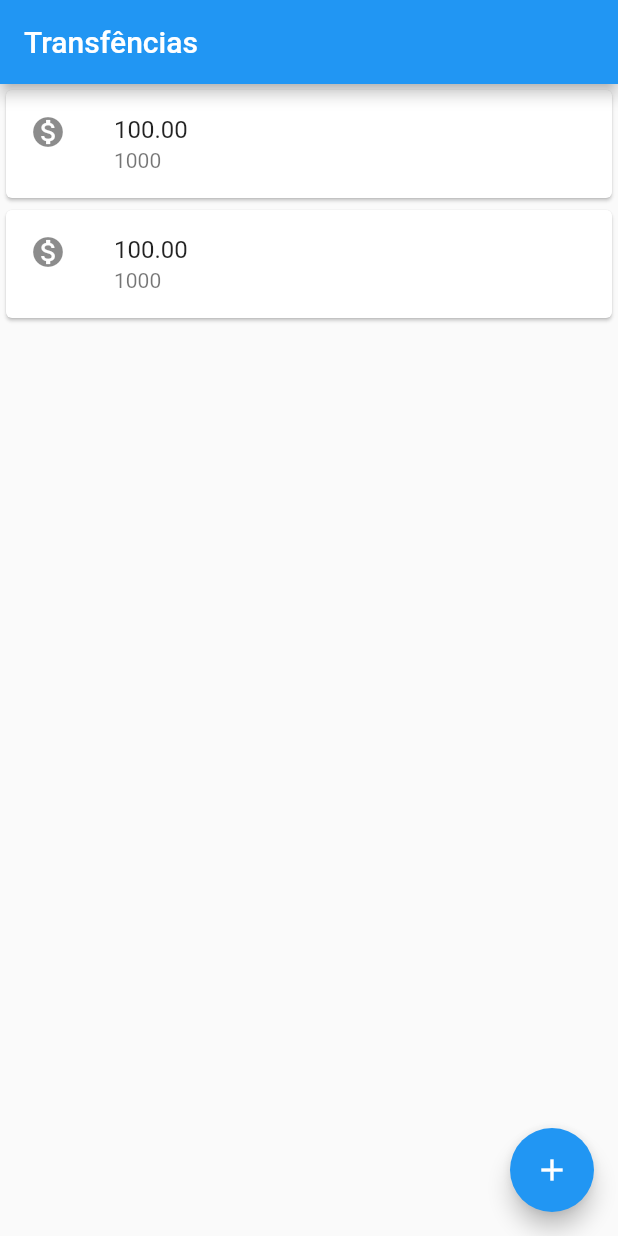
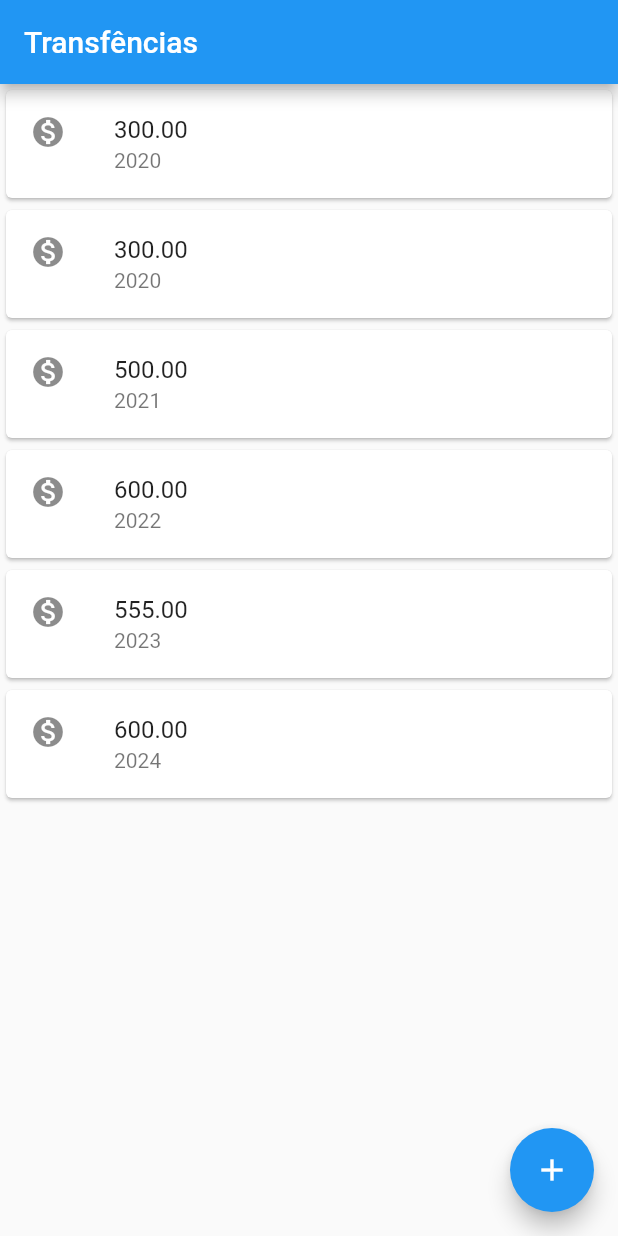
Before and after one commit to jrrodrigo421/APP_Flutter_Basico, a Flutter app: the screen it shows after launch, on a phone screen of 412 x 824 dp. Run offline on Flutter 3.47's test engine with Material 2 defaults, Android fonts, the phone set to English and light mode, and no system bars.

Commit message:
refatoração extraindo classe

```diff
--- a/lib/main.dart
+++ b/lib/main.dart
@@ -3,24 +3,7 @@ import 'package:flutter/material.dart';
 void main() {
   runApp(MaterialApp(
     home: Scaffold(
-      body: const Column(
-        children: [
-          Card(
-            child: ListTile(
-              leading: Icon(Icons.monetization_on),
-              title: Text('100.00'),
-              subtitle: Text('1000'),
-            ),
-          ),
-          Card(
-            child: ListTile(
-              leading: Icon(Icons.monetization_on),
-              title: Text('100.00'),
-              subtitle: Text('1000'),
-            ),
-          ),
-        ],
-      ),
+      body: listaTransf(),
       appBar: AppBar(
         title: Text('Transfências'),
       ),
@@ -33,3 +16,56 @@ void main() {
     ),
   ));
 }
+
+class listaTransf extends StatelessWidget {
+  @override
+  Widget build(BuildContext context) {
+    // TODO: implement build
+    return Column(
+      children: [
+        ItemTransf(
+          valor: '300.00',
+          numeroConta: '2020',
+        ),
+        ItemTransf(
+          valor: '300.00',
+          numeroConta: '2020',
+        ),
+        ItemTransf(
+          valor: '500.00',
+          numeroConta: '2021',
+        ),
+        ItemTransf(
+          valor: '600.00',
+          numeroConta: '2022',
+        ),
+        ItemTransf(
+          valor: '555.00',
+          numeroConta: '2023',
+        ),
+        ItemTransf(
+          valor: '600.00',
+          numeroConta: '2024',
+        ),
+      ],
+    );
+  }
+}
+
+class ItemTransf extends StatelessWidget {
+  final String valor;
+  final String numeroConta;
+
+  ItemTransf({required this.valor, required this.numeroConta});
+
+  @override
+  Widget build(BuildContext context) {
+    return Card(
+      child: ListTile(
+        leading: Icon(Icons.monetization_on),
+        title: Text(valor),
+        subtitle: Text(numeroConta),
+      ),
+    );
+  }
+}
```
